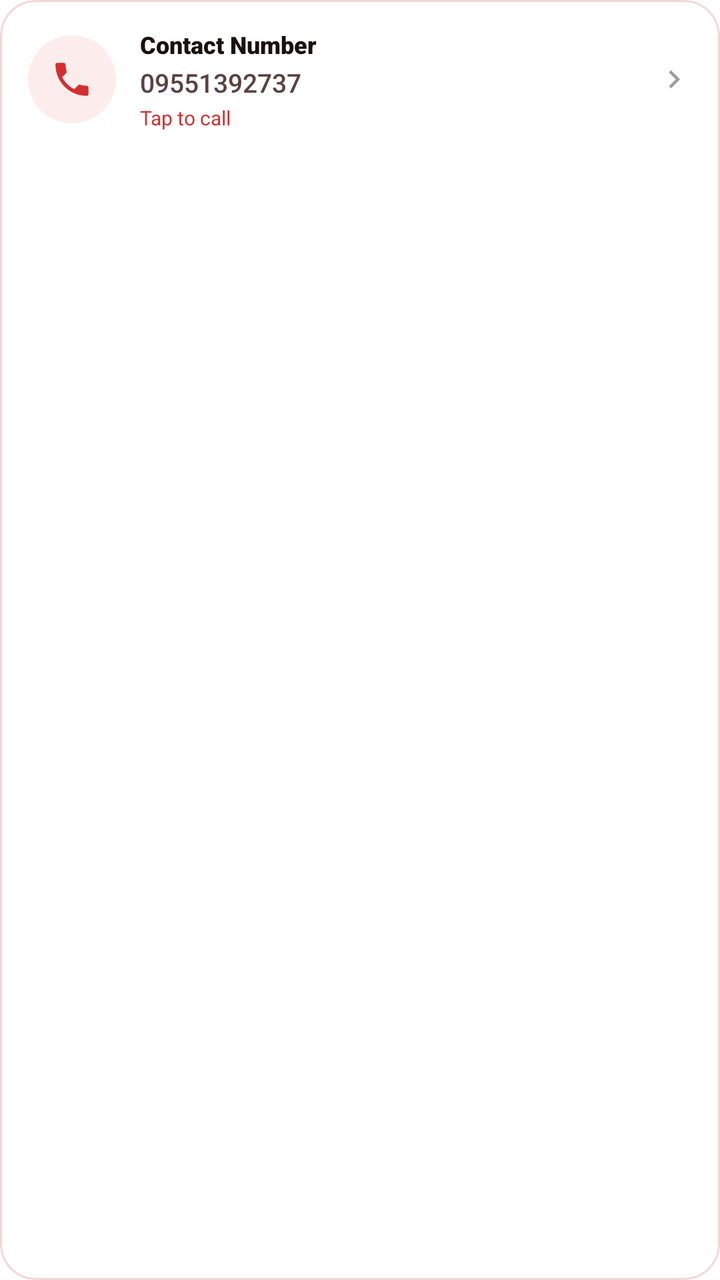
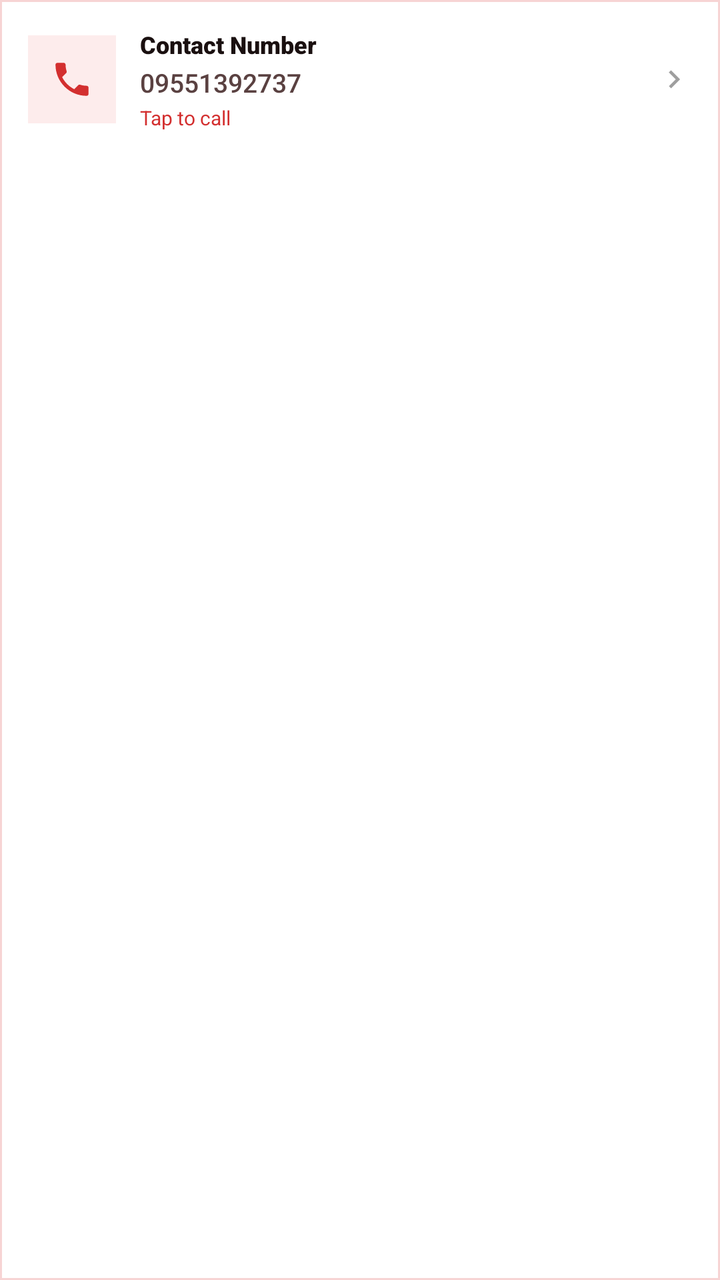

Before-and-after screenshots of an Android layout around one commit, followed by the original layout XML and the change that was made.
<!-- AndroidManifest.xml: application theme Theme.VelocitySuites -->
<!-- res/layout/item_landing_contact_phone.xml -->
<?xml version="1.0" encoding="utf-8"?>
<com.google.android.material.card.MaterialCardView xmlns:android="http://schemas.android.com/apk/res/android"
    xmlns:app="http://schemas.android.com/apk/res-auto"
    android:id="@+id/cardContactPhone"
    android:layout_width="match_parent"
    android:layout_height="wrap_content"
    android:layout_marginTop="10dp"
    android:clickable="true"
    android:focusable="true"
    app:cardBackgroundColor="@color/velocity_surface_elevated"
    app:cardCornerRadius="18dp"
    app:cardElevation="0dp"
    app:rippleColor="@color/velocity_red_subtle"
    app:strokeColor="@color/velocity_red_subtle"
    app:strokeWidth="1dp">

    <LinearLayout
        android:layout_width="match_parent"
        android:layout_height="wrap_content"
        android:gravity="center_vertical"
        android:orientation="horizontal"
        android:padding="14dp">

        <FrameLayout
            android:layout_width="44dp"
            android:layout_height="44dp"
            android:background="@drawable/bg_icon_circle_badge">

            <ImageView
                android:layout_width="22dp"
                android:layout_height="22dp"
                android:layout_gravity="center"
                android:contentDescription="@string/landing_hotel_phone_label"
                android:src="@drawable/ic_phone"
                app:tint="@color/velocity_red_primary" />
        </FrameLayout>

        <LinearLayout
            android:layout_width="0dp"
            android:layout_height="wrap_content"
            android:layout_marginStart="12dp"
            android:layout_weight="1"
            android:orientation="vertical">

            <TextView
                android:layout_width="match_parent"
                android:layout_height="wrap_content"
                android:fontFamily="sans-serif-black"
                android:text="@string/landing_hotel_phone_label"
                android:textColor="@color/velocity_text_primary"
                android:textSize="12sp" />

            <TextView
                android:layout_width="match_parent"
                android:layout_height="wrap_content"
                android:layout_marginTop="2dp"
                android:fontFamily="sans-serif-medium"
                android:text="@string/landing_hotel_phone"
                android:textColor="@color/velocity_text_secondary"
                android:textSize="13sp" />

            <TextView
                android:layout_width="match_parent"
                android:layout_height="wrap_content"
                android:layout_marginTop="2dp"
                android:fontFamily="sans-serif-bold"
                android:text="@string/landing_hotel_tap_call"
                android:textColor="@color/velocity_red_primary"
                android:textSize="10sp" />
        </LinearLayout>

        <ImageView
            android:layout_width="18dp"
            android:layout_height="18dp"
            android:contentDescription="@null"
            android:src="@drawable/ic_chevron_right"
            app:tint="@color/velocity_inactive_gray" />
    </LinearLayout>
</com.google.android.material.card.MaterialCardView>
<!-- resources referenced by this layout -->
<resources>
  <!-- drawable bg_icon_circle_badge (drawable) -->
  <?xml version="1.0" encoding="utf-8"?>
  <shape xmlns:android="http://schemas.android.com/apk/res/android"
      android:shape="oval">
      <solid android:color="@color/velocity_red_soft" />
  </shape>
  <style name="Theme.VelocitySuites" parent="Theme.MaterialComponents.DayNight.NoActionBar">
          
          <item name="colorPrimary">@color/velocity_red_primary</item>
          <item name="colorPrimaryVariant">@color/velocity_red_dark</item>
          <item name="colorOnPrimary">@color/white</item>
          
          <item name="colorSecondary">@color/velocity_red_rose</item>
          <item name="colorSecondaryVariant">@color/velocity_red_deep</item>
          <item name="colorOnSecondary">@color/white</item>
          
          <item name="android:statusBarColor">@color/velocity_red_primary</item>
          
          <item name="textAppearanceHeadline1">@style/TextAppearance.MaterialComponents.Headline1</item>
          <item name="textAppearanceHeadline2">@style/TextAppearance.MaterialComponents.Headline2</item>
          <item name="textAppearanceHeadline3">@style/TextAppearance.MaterialComponents.Headline3</item>
          <item name="textAppearanceHeadline4">@style/TextAppearance.MaterialComponents.Headline4</item>
          <item name="textAppearanceHeadline5">@style/TextAppearance.MaterialComponents.Headline5</item>
          <item name="textAppearanceHeadline6">@style/TextAppearance.MaterialComponents.Headline6</item>
          <item name="textAppearanceSubtitle1">@style/TextAppearance.MaterialComponents.Subtitle1</item>
          <item name="textAppearanceSubtitle2">@style/TextAppearance.MaterialComponents.Subtitle2</item>
          <item name="textAppearanceBody1">@style/TextAppearance.MaterialComponents.Body1</item>
          <item name="textAppearanceBody2">@style/TextAppearance.MaterialComponents.Body2</item>
          <item name="textAppearanceCaption">@style/TextAppearance.MaterialComponents.Caption</item>
          <item name="textAppearanceButton">@style/TextAppearance.MaterialComponents.Button</item>
          <item name="textAppearanceOverline">@style/TextAppearance.MaterialComponents.Overline</item>
      </style>
  <!-- unchanged entries left out for length: 16 -->
</resources>

<!-- the commit's change to res/layout/item_landing_contact_phone.xml (unified diff, before → after) -->
@@ -8,7 +8,7 @@
     android:clickable="true"
     android:focusable="true"
     app:cardBackgroundColor="@color/velocity_surface_elevated"
-    app:cardCornerRadius="18dp"
+    app:cardCornerRadius="0dp"
     app:cardElevation="0dp"
     app:rippleColor="@color/velocity_red_subtle"
     app:strokeColor="@color/velocity_red_subtle"
<!-- resource entries referenced after the edit -->
@@ -3,7 +3,7 @@
   <!-- drawable bg_icon_circle_badge (drawable) -->
   <?xml version="1.0" encoding="utf-8"?>
   <shape xmlns:android="http://schemas.android.com/apk/res/android"
-      android:shape="oval">
+      android:shape="rectangle">
       <solid android:color="@color/velocity_red_soft" />
   </shape>
   <style name="Theme.VelocitySuites" parent="Theme.MaterialComponents.DayNight.NoActionBar">
@@ -31,6 +31,132 @@
           <item name="textAppearanceCaption">@style/TextAppearance.MaterialComponents.Caption</item>
           <item name="textAppearanceButton">@style/TextAppearance.MaterialComponents.Button</item>
           <item name="textAppearanceOverline">@style/TextAppearance.MaterialComponents.Overline</item>
+          
+          <item name="shapeAppearanceSmallComponent">@style/ShapeAppearance.Velocity.Square</item>
+          <item name="shapeAppearanceMediumComponent">@style/ShapeAppearance.Velocity.Square</item>
+          <item name="shapeAppearanceLargeComponent">@style/ShapeAppearance.Velocity.Square</item>
+          <item name="materialButtonStyle">@style/Widget.Velocity.Flat.Button</item>
+          <item name="materialButtonOutlinedStyle">@style/Widget.Velocity.Flat.Button.Outlined</item>
+          <item name="borderlessButtonStyle">@style/Widget.Velocity.Flat.Button.Text</item>
+          <item name="materialCardViewStyle">@style/Widget.Velocity.Card.Flat</item>
+          <item name="chipStyle">@style/Widget.Velocity.Flat.Chip</item>
+          <item name="textInputStyle">@style/Widget.Velocity.TextInputLayout.OutlinedBox.Square</item>
+          <item name="snackbarStyle">@style/Widget.Velocity.Flat.Snackbar</item>
+          <item name="materialAlertDialogTheme">@style/ThemeOverlay.Velocity.Flat.AlertDialog</item>
+          <item name="bottomSheetDialogTheme">@style/ThemeOverlay.Velocity.Flat.BottomSheetDialog</item>
+          <item name="android:windowElevation">0dp</item>
+      </style>
+  <style name="ShapeAppearance.Velocity.Square" parent="">
+          <item name="cornerFamily">rounded</item>
+          <item name="cornerSize">0dp</item>
+      </style>
+  <style name="Widget.Velocity.Flat.Button" parent="Widget.MaterialComponents.Button">
+          <item name="cornerRadius">0dp</item>
+          <item name="android:stateListAnimator">@null</item>
+          <item name="android:elevation">0dp</item>
+          <item name="android:minHeight">48dp</item>
+          <item name="android:insetTop">0dp</item>
+          <item name="android:insetBottom">0dp</item>
+          <item name="android:textAllCaps">false</item>
+          <item name="shapeAppearance">@style/ShapeAppearance.Velocity.Square</item>
+      </style>
+  <style name="Widget.Velocity.Flat.Button.Outlined" parent="Widget.MaterialComponents.Button.OutlinedButton">
+          <item name="cornerRadius">0dp</item>
+          <item name="android:stateListAnimator">@null</item>
+          <item name="android:elevation">0dp</item>
+          <item name="android:minHeight">48dp</item>
+          <item name="android:insetTop">0dp</item>
+          <item name="android:insetBottom">0dp</item>
+          <item name="android:textAllCaps">false</item>
+          <item name="strokeWidth">1dp</item>
+          <item name="strokeColor">@color/velocity_red_primary</item>
+          <item name="android:textColor">@color/velocity_red_primary</item>
+          <item name="shapeAppearance">@style/ShapeAppearance.Velocity.Square</item>
+      </style>
+  <style name="Widget.Velocity.Flat.Button.Text" parent="Widget.MaterialComponents.Button.TextButton">
+          <item name="cornerRadius">0dp</item>
+          <item name="android:stateListAnimator">@null</item>
+          <item name="android:elevation">0dp</item>
+          <item name="android:minHeight">48dp</item>
+          <item name="android:insetTop">0dp</item>
+          <item name="android:insetBottom">0dp</item>
+          <item name="android:textAllCaps">false</item>
+          <item name="shapeAppearance">@style/ShapeAppearance.Velocity.Square</item>
+      </style>
+  <style name="Widget.Velocity.Card.Flat" parent="Widget.MaterialComponents.CardView">
+          <item name="cardElevation">0dp</item>
+          <item name="cardCornerRadius">0dp</item>
+          <item name="cardBackgroundColor">@color/velocity_surface_elevated</item>
+          <item name="strokeColor">@color/velocity_divider_hairline</item>
+          <item name="strokeWidth">1dp</item>
+          <item name="shapeAppearance">@style/ShapeAppearance.Velocity.Square</item>
+      </style>
+  <style name="Widget.Velocity.Flat.Chip" parent="Widget.MaterialComponents.Chip.Choice">
+          <item name="shapeAppearance">@style/ShapeAppearance.Velocity.Square</item>
+          <item name="shapeAppearanceOverlay">@style/ShapeAppearance.Velocity.Square</item>
+          <item name="chipCornerRadius">0dp</item>
+          <item name="android:minHeight">48dp</item>
+          <item name="chipMinHeight">48dp</item>
+          <item name="chipStrokeWidth">1dp</item>
+          <item name="android:elevation">0dp</item>
+      </style>
+  <style name="Widget.Velocity.TextInputLayout.OutlinedBox.Square" parent="Widget.MaterialComponents.TextInputLayout.OutlinedBox">
+          <item name="boxCornerRadiusBottomEnd">0dp</item>
+          <item name="boxCornerRadiusBottomStart">0dp</item>
+          <item name="boxCornerRadiusTopEnd">0dp</item>
+          <item name="boxCornerRadiusTopStart">0dp</item>
+          <item name="boxStrokeColor">@color/velocity_red_primary</item>
+          <item name="boxStrokeWidth">1dp</item>
+          <item name="boxStrokeWidthFocused">2dp</item>
+          <item name="startIconTint">@color/velocity_red_primary</item>
+          <item name="endIconTint">@color/velocity_red_primary</item>
+          <item name="hintEnabled">false</item>
+      </style>
+  <style name="Widget.Velocity.Flat.Snackbar" parent="Widget.MaterialComponents.Snackbar">
+          <item name="android:background">@drawable/bg_snackbar_flat</item>
+          <item name="android:elevation">0dp</item>
+      </style>
+  <style name="ThemeOverlay.Velocity.Flat.AlertDialog" parent="ThemeOverlay.MaterialComponents.MaterialAlertDialog">
+          <item name="android:windowElevation">0dp</item>
+          <item name="shapeAppearanceOverlay">@style/ShapeAppearance.Velocity.Square</item>
+          <item name="shapeAppearanceSmallComponent">@style/ShapeAppearance.Velocity.Square</item>
+          <item name="shapeAppearanceMediumComponent">@style/ShapeAppearance.Velocity.Square</item>
+          <item name="shapeAppearanceLargeComponent">@style/ShapeAppearance.Velocity.Square</item>
+          <item name="materialButtonStyle">@style/Widget.Velocity.Flat.Button.Text</item>
+          <item name="materialButtonOutlinedStyle">@style/Widget.Velocity.Flat.Button.Outlined</item>
+          <item name="borderlessButtonStyle">@style/Widget.Velocity.Flat.Button.Text</item>
+          <item name="materialCardViewStyle">@style/Widget.Velocity.Card.Flat</item>
+          <item name="chipStyle">@style/Widget.Velocity.Flat.Chip</item>
+          <item name="textInputStyle">@style/Widget.Velocity.TextInputLayout.OutlinedBox.Square</item>
+          <item name="buttonBarPositiveButtonStyle">@style/Widget.Velocity.Flat.Button.Text</item>
+          <item name="buttonBarNegativeButtonStyle">@style/Widget.Velocity.Flat.Button.Text</item>
+          <item name="buttonBarNeutralButtonStyle">@style/Widget.Velocity.Flat.Button.Text</item>
+      </style>
+  <style name="ThemeOverlay.Velocity.Flat.BottomSheetDialog" parent="ThemeOverlay.MaterialComponents.BottomSheetDialog">
+          <item name="bottomSheetStyle">@style/Widget.Velocity.Flat.BottomSheet</item>
+          <item name="android:windowElevation">0dp</item>
+          <item name="shapeAppearanceSmallComponent">@style/ShapeAppearance.Velocity.Square</item>
+          <item name="shapeAppearanceMediumComponent">@style/ShapeAppearance.Velocity.Square</item>
+          <item name="shapeAppearanceLargeComponent">@style/ShapeAppearance.Velocity.Square</item>
+          <item name="materialButtonStyle">@style/Widget.Velocity.Flat.Button</item>
+          <item name="materialButtonOutlinedStyle">@style/Widget.Velocity.Flat.Button.Outlined</item>
+          <item name="borderlessButtonStyle">@style/Widget.Velocity.Flat.Button.Text</item>
+          <item name="materialCardViewStyle">@style/Widget.Velocity.Card.Flat</item>
+          <item name="chipStyle">@style/Widget.Velocity.Flat.Chip</item>
+          <item name="textInputStyle">@style/Widget.Velocity.TextInputLayout.OutlinedBox.Square</item>
+      </style>
+  <color name="velocity_divider_hairline">#1A000000</color>
+  <!-- drawable bg_snackbar_flat (drawable) -->
+  <?xml version="1.0" encoding="utf-8"?>
+  <shape xmlns:android="http://schemas.android.com/apk/res/android" android:shape="rectangle">
+      <solid android:color="#323232" />
+      <stroke android:width="1dp" android:color="#33FFFFFF" />
+      <corners android:radius="0dp" />
+  </shape>
+  <style name="Widget.Velocity.Flat.BottomSheet" parent="Widget.MaterialComponents.BottomSheet.Modal">
+          <item name="shapeAppearanceOverlay">@style/ShapeAppearance.Velocity.Square</item>
+          <item name="android:elevation">0dp</item>
+          <item name="backgroundTint">@color/velocity_surface_elevated</item>
       </style>
   <!-- unchanged entries left out for length: 16 -->
 </resources>
